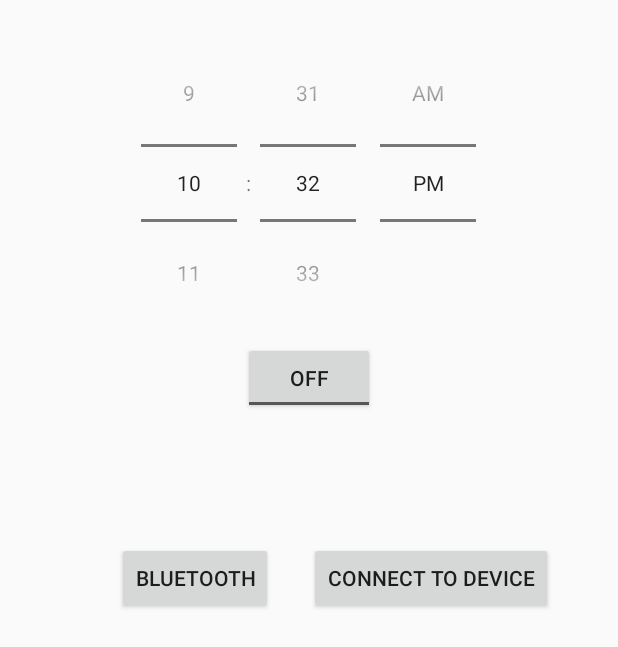
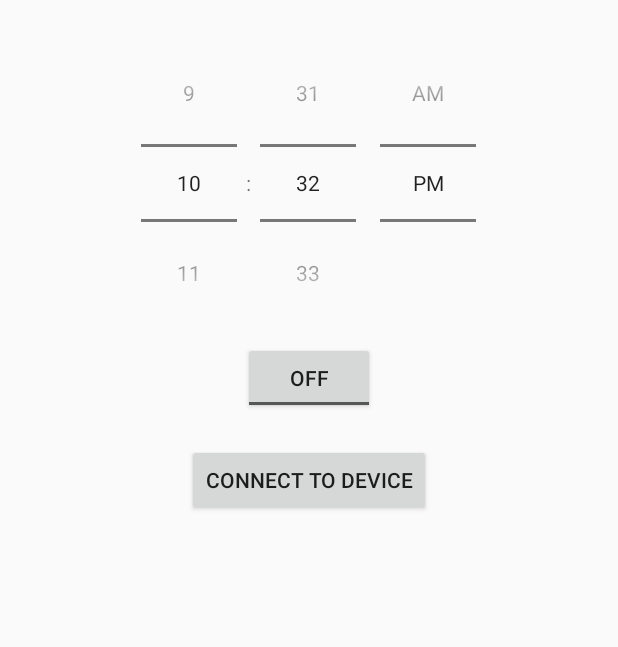
Before and after one commit to bromeostasis/Wakeable-Android, an Android app: the screen it shows after launch (MainActivity), on a phone screen of 412 x 824 dp. Shown: the top 647 px of the screen. Run offline under Robolectric (Android 15) with nearby library versions, the phone set to English and light mode, and no system bars; 1 statement that could not run was skipped.

Commit message:
More messaging to users, toggling connect to device button based on connection status

```diff
--- a/app/src/main/java/com/wakeable/avengers/alarm_1_0/AlarmActivity.java
+++ b/app/src/main/java/com/wakeable/avengers/alarm_1_0/AlarmActivity.java
@@ -106,7 +106,6 @@ public class AlarmActivity extends AppCompatActivity {
         }
         else{
             finishAffinity();
-            System.exit(0);
         }
     }
     // ACTION_DATA_AVAILABLE: received data from the device.  This can be a result of read
--- a/app/src/main/java/com/wakeable/avengers/alarm_1_0/BluetoothLeService.java
+++ b/app/src/main/java/com/wakeable/avengers/alarm_1_0/BluetoothLeService.java
@@ -175,11 +175,13 @@ public class BluetoothLeService extends Service {
         if (BluetoothLeService.ACTION_GATT_CONNECTED.equals(action)) {
             Log.d(TAG, "Connected to BLE device");
             editor.putBoolean("connected", true);
+            MainActivity.toggleConnectionButton();
 
         }
         else if (BluetoothLeService.ACTION_GATT_DISCONNECTED.equals(action)) {
             Log.d(TAG, "Disconnected from BLE device");
             editor.putBoolean("connected", false);
+            MainActivity.toggleConnectionButton();
         }
         editor.commit();
 
--- a/app/src/main/res/layout/activity_main.xml
+++ b/app/src/main/res/layout/activity_main.xml
@@ -40,21 +40,9 @@
     <Button
         android:layout_width="wrap_content"
         android:layout_height="wrap_content"
-        android:text="Bluetooth"
-        android:id="@+id/bluetoothButton"
-        android:onClick="onBluetoothClicked"
-        android:layout_alignTop="@+id/alarmText"
-        android:layout_alignLeft="@+id/alarmTimePicker"
-        android:layout_alignStart="@+id/alarmTimePicker"
-        android:layout_marginTop="65dp" />
-
-    <Button
-        android:layout_width="wrap_content"
-        android:layout_height="wrap_content"
         android:text="Connect to Device"
         android:id="@+id/deviceButton"
         android:onClick="onDeviceClicked"
-        android:layout_alignTop="@+id/bluetoothButton"
-        android:layout_alignLeft="@+id/alarmText"
-        android:layout_alignStart="@+id/alarmText" />
+        android:layout_alignTop="@+id/alarmText"
+        android:layout_centerHorizontal="true" />
 </RelativeLayout>
--- a/app/src/main/res/values/strings.xml
+++ b/app/src/main/res/values/strings.xml
@@ -4,4 +4,6 @@
     <string name="title_activity_alarm">AlarmActivity</string>
     <string name="title_activity_bluetooth">BluetoothActivity</string>
     <string name="title_activity_device_activity_le">DeviceActivityLe</string>
+    <string name="connection_required">Connect to WakeAble</string>
+    <string name="connected">WakeAble is connected</string>
 </resources>
```
Also changed, not shown: app/src/main/java/com/wakeable/avengers/alarm_1_0/MainActivity.java (+102 -56 lines).
